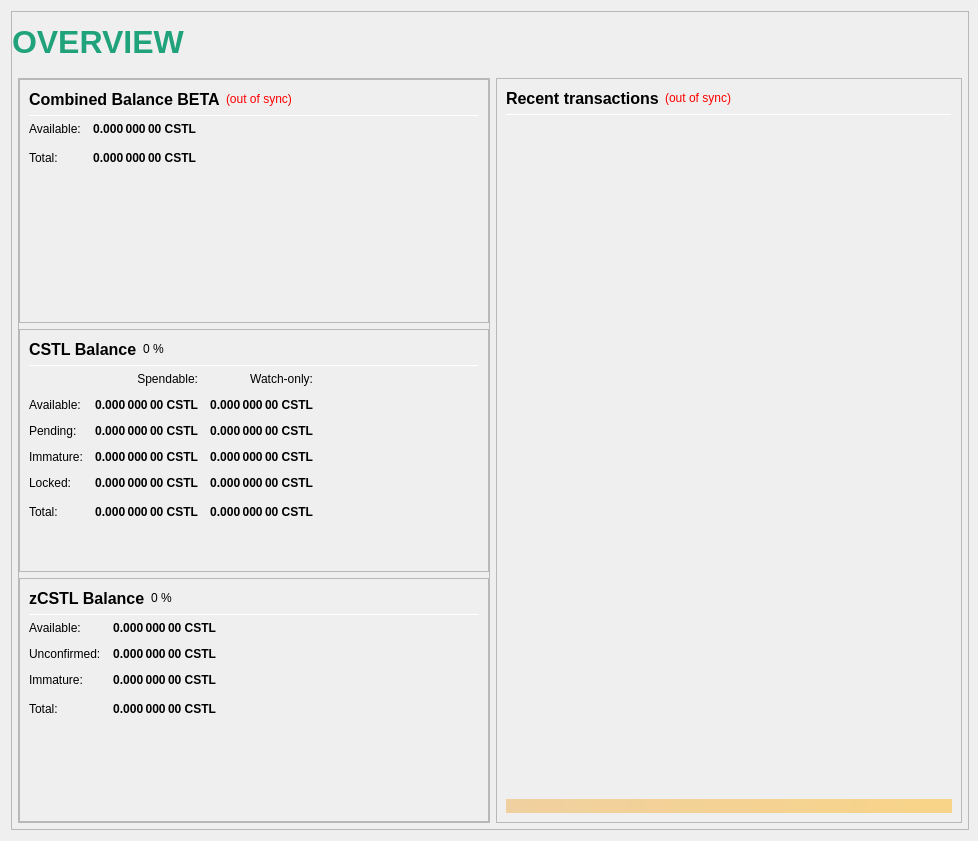
The window that src/qt/forms/overviewpage.ui (r0otChiXor/axiom) describes before a commit, drawn with Qt 5.
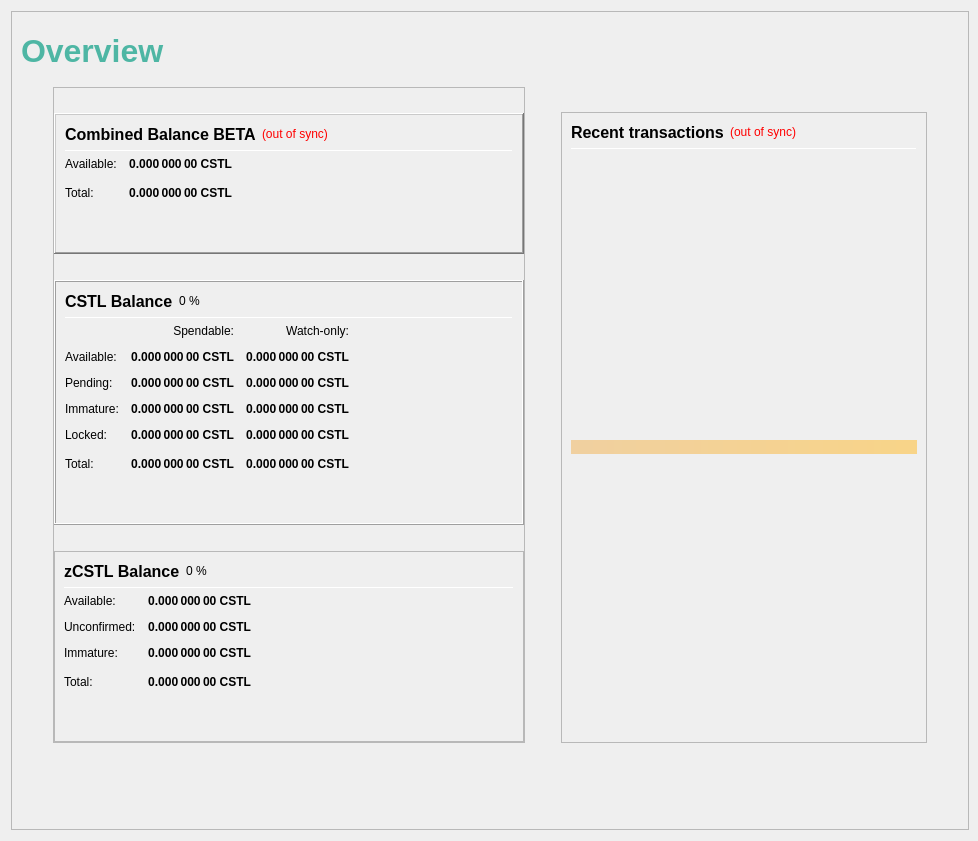
The same window after the commit.

Patch:
```diff
--- a/src/qt/forms/overviewpage.ui
+++ b/src/qt/forms/overviewpage.ui
@@ -43,165 +43,8 @@
      <property name="frameShadow">
       <enum>QFrame::Raised</enum>
      </property>
-     <layout class="QVBoxLayout" name="verticalLayout_3" stretch="1">
-      <property name="leftMargin">
-       <number>0</number>
-      </property>
-      <property name="topMargin">
-       <number>0</number>
-      </property>
-      <property name="rightMargin">
-       <number>0</number>
-      </property>
-      <property name="bottomMargin">
-       <number>6</number>
-      </property>
-      <item>
-       <layout class="QVBoxLayout" name="verticalLayout_Master" stretch="0,1">
-        <property name="leftMargin">
-         <number>0</number>
-        </property>
-        <property name="topMargin">
-         <number>0</number>
-        </property>
-        <property name="rightMargin">
-         <number>0</number>
-        </property>
-        <property name="bottomMargin">
-         <number>0</number>
-        </property>
-        <item>
-         <widget class="QFrame" name="frame_Header">
-          <layout class="QVBoxLayout" name="verticalLayout_Header" stretch="0">
-           <property name="leftMargin">
-            <number>0</number>
-           </property>
-           <property name="topMargin">
-            <number>0</number>
-           </property>
-           <property name="rightMargin">
-            <number>0</number>
-           </property>
-           <property name="bottomMargin">
-            <number>0</number>
-           </property>
-           <item>
-            <layout class="QHBoxLayout" name="horizontalLayout_Header" stretch="1,0,1">
-             <property name="spacing">
-              <number>6</number>
-             </property>
-             <item>
-              <widget class="QLabel" name="labelOverviewHeaderLeft">
-               <property name="minimumSize">
-                <size>
-                 <width>464</width>
-                 <height>60</height>
-                </size>
-               </property>
-               <property name="maximumSize">
-                <size>
-                 <width>16777215</width>
-                 <height>60</height>
-                </size>
-               </property>
-               <property name="palette">
-                <palette>
-                 <active>
-                  <colorrole role="WindowText">
-                   <brush brushstyle="SolidPattern">
-                    <color alpha="255">
-                     <red>32</red>
-                     <green>162</green>
-                     <blue>123</blue>
-                    </color>
-                   </brush>
-                  </colorrole>
-                 </active>
-                 <inactive>
-                  <colorrole role="WindowText">
-                   <brush brushstyle="SolidPattern">
-                    <color alpha="255">
-                     <red>32</red>
-                     <green>162</green>
-                     <blue>123</blue>
-                    </color>
-                   </brush>
-                  </colorrole>
-                 </inactive>
-                 <disabled>
-                  <colorrole role="WindowText">
-                   <brush brushstyle="SolidPattern">
-                    <color alpha="255">
-                     <red>190</red>
-                     <green>190</green>
-                     <blue>190</blue>
-                    </color>
-                   </brush>
-                  </colorrole>
-                 </disabled>
-                </palette>
-               </property>
-               <property name="font">
-                <font>
-                 <pointsize>24</pointsize>
-                 <weight>75</weight>
-                 <bold>true</bold>
-                </font>
-               </property>
-               <property name="text">
-                <string>OVERVIEW</string>
-               </property>
-               <property name="alignment">
-                <set>Qt::AlignLeading|Qt::AlignLeft|Qt::AlignVCenter</set>
-               </property>
-              </widget>
-             </item>
-             <item>
-              <spacer name="horizontalSpacer_Header">
-               <property name="orientation">
-                <enum>Qt::Horizontal</enum>
-               </property>
-               <property name="sizeHint" stdset="0">
-                <size>
-                 <width>40</width>
-                 <height>20</height>
-                </size>
-               </property>
-              </spacer>
-             </item>
-             <item>
-              <widget class="QLabel" name="labelOverviewHeaderRight">
-               <property name="minimumSize">
-                <size>
-                 <width>464</width>
-                 <height>60</height>
-                </size>
-               </property>
-               <property name="maximumSize">
-                <size>
-                 <width>16777215</width>
-                 <height>60</height>
-                </size>
-               </property>
-               <property name="font">
-                <font>
-                 <pointsize>14</pointsize>
-                </font>
-               </property>
-               <property name="text">
-                <string/>
-               </property>
-               <property name="alignment">
-                <set>Qt::AlignRight|Qt::AlignTrailing|Qt::AlignVCenter</set>
-               </property>
-              </widget>
-             </item>
-            </layout>
-           </item>
-          </layout>
-         </widget>
-        </item>
-        <item>
+     <layout class="QGridLayout" name="gridLayout_2">
+      <item row="1" column="1" rowspan="3">
          <widget class="QFrame" name="frame_Content">
           <layout class="QVBoxLayout" name="verticalLayout_Content">
            <property name="leftMargin">
@@ -217,12 +60,9 @@
             <number>0</number>
            </property>
            <item>
-            <layout class="QHBoxLayout" name="horizontalLayout_Content" stretch="1,1">
-             <property name="spacing">
-              <number>6</number>
-             </property>
-             <item>
-              <layout class="QVBoxLayout" name="verticalLayout_left" stretch="1">
+          <layout class="QGridLayout" name="gridLayout_4">
+           <item row="0" column="0">
+            <layout class="QVBoxLayout" name="verticalLayout_left" stretch="0">
                <item>
                 <widget class="QFrame" name="frameObfuscation">
                  <property name="minimumSize">
@@ -237,7 +77,7 @@
                  <property name="frameShadow">
                   <enum>QFrame::Raised</enum>
                  </property>
-                 <layout class="QVBoxLayout" name="verticalLayout" stretch="0,0,0">
+               <layout class="QVBoxLayout" name="verticalLayout" stretch="0,0,0,0,0,0">
                   <property name="leftMargin">
                    <number>0</number>
                   </property>
@@ -250,6 +90,22 @@
                   <property name="bottomMargin">
                    <number>0</number>
                   </property>
+                <item>
+                 <spacer name="verticalSpacer_6">
+                  <property name="orientation">
+                   <enum>Qt::Vertical</enum>
+                  </property>
+                  <property name="sizeType">
+                   <enum>QSizePolicy::Fixed</enum>
+                  </property>
+                  <property name="sizeHint" stdset="0">
+                   <size>
+                    <width>20</width>
+                    <height>25</height>
+                   </size>
+                  </property>
+                 </spacer>
+                </item>
                   <item>
                    <widget class="QFrame" name="frame_CombinedBalances">
                     <property name="minimumSize">
@@ -258,8 +114,14 @@
                       <height>0</height>
                      </size>
                     </property>
+                  <property name="maximumSize">
+                   <size>
+                    <width>16777215</width>
+                    <height>16777215</height>
+                   </size>
+                  </property>
                     <property name="frameShape">
-                     <enum>QFrame::StyledPanel</enum>
+                   <enum>QFrame::WinPanel</enum>
                     </property>
                     <property name="frameShadow">
                      <enum>QFrame::Raised</enum>
@@ -443,10 +305,26 @@
                     </layout>
                    </widget>
                   </item>
+                <item>
+                 <spacer name="verticalSpacer_5">
+                  <property name="orientation">
+                   <enum>Qt::Vertical</enum>
+                  </property>
+                  <property name="sizeType">
+                   <enum>QSizePolicy::Fixed</enum>
+                  </property>
+                  <property name="sizeHint" stdset="0">
+                   <size>
+                    <width>20</width>
+                    <height>20</height>
+                   </size>
+                  </property>
+                 </spacer>
+                </item>
                   <item>
                    <widget class="QFrame" name="frame_Balances">
                     <property name="frameShape">
-                     <enum>QFrame::StyledPanel</enum>
+                   <enum>QFrame::Box</enum>
                     </property>
                     <property name="frameShadow">
                      <enum>QFrame::Raised</enum>
@@ -862,6 +740,22 @@
                     </layout>
                    </widget>
                   </item>
+                <item>
+                 <spacer name="verticalSpacer">
+                  <property name="orientation">
+                   <enum>Qt::Vertical</enum>
+                  </property>
+                  <property name="sizeType">
+                   <enum>QSizePolicy::Fixed</enum>
+                  </property>
+                  <property name="sizeHint" stdset="0">
+                   <size>
+                    <width>25</width>
+                    <height>20</height>
+                   </size>
+                  </property>
+                 </spacer>
+                </item>
                   <item>
                    <widget class="QFrame" name="frame_ZerocoinBalances">
                     <property name="frameShape">
@@ -870,6 +764,12 @@
                     <property name="frameShadow">
                      <enum>QFrame::Raised</enum>
                     </property>
+                  <property name="lineWidth">
+                   <number>6</number>
+                  </property>
+                  <property name="midLineWidth">
+                   <number>5</number>
+                  </property>
                     <layout class="QVBoxLayout" name="verticalLayout_7">
                      <item>
                       <layout class="QHBoxLayout" name="horizontalLayout_8" stretch="0,0,0">
@@ -1103,8 +1003,40 @@
                </item>
               </layout>
              </item>
+           <item row="0" column="1">
+            <spacer name="horizontalSpacer_5">
+             <property name="orientation">
+              <enum>Qt::Horizontal</enum>
+             </property>
+             <property name="sizeType">
+              <enum>QSizePolicy::Fixed</enum>
+             </property>
+             <property name="sizeHint" stdset="0">
+              <size>
+               <width>30</width>
+               <height>20</height>
+              </size>
+             </property>
+            </spacer>
+           </item>
+           <item row="0" column="2">
+            <layout class="QVBoxLayout" name="verticalLayout_right" stretch="0,1">
              <item>
-              <layout class="QVBoxLayout" name="verticalLayout_right" stretch="1">
+              <spacer name="verticalSpacer_7">
+               <property name="orientation">
+                <enum>Qt::Vertical</enum>
+               </property>
+               <property name="sizeType">
+                <enum>QSizePolicy::Fixed</enum>
+               </property>
+               <property name="sizeHint" stdset="0">
+                <size>
+                 <width>20</width>
+                 <height>25</height>
+                </size>
+               </property>
+              </spacer>
+             </item>
                <item>
                 <widget class="QFrame" name="frame_RecentTransactions">
                  <property name="minimumSize">
@@ -1113,6 +1045,12 @@
                    <height>0</height>
                   </size>
                  </property>
+               <property name="maximumSize">
+                <size>
+                 <width>16777215</width>
+                 <height>16777215</height>
+                </size>
+               </property>
                  <property name="frameShape">
                   <enum>QFrame::StyledPanel</enum>
                  </property>
@@ -1220,22 +1158,6 @@
                     </property>
                    </widget>
                   </item>
-                  <item>
-                   <spacer name="verticalSpacer_2">
-                    <property name="orientation">
-                     <enum>Qt::Vertical</enum>
-                    </property>
-                    <property name="sizeType">
-                     <enum>QSizePolicy::Expanding</enum>
-                    </property>
-                    <property name="sizeHint" stdset="0">
-                     <size>
-                      <width>20</width>
-                      <height>40</height>
-                     </size>
-                    </property>
-                   </spacer>
-                  </item>
                   <item>
                    <widget class="QLabel" name="labelAlerts">
                     <property name="maximumSize">
@@ -1258,6 +1180,22 @@
                     </property>
                    </widget>
                   </item>
+                <item>
+                 <spacer name="verticalSpacer_2">
+                  <property name="orientation">
+                   <enum>Qt::Vertical</enum>
+                  </property>
+                  <property name="sizeType">
+                   <enum>QSizePolicy::Expanding</enum>
+                  </property>
+                  <property name="sizeHint" stdset="0">
+                   <size>
+                    <width>20</width>
+                    <height>40</height>
+                   </size>
+                  </property>
+                 </spacer>
+                </item>
                  </layout>
                 </widget>
                </item>
@@ -1268,7 +1206,260 @@
           </layout>
          </widget>
         </item>
-       </layout>
+      <item row="0" column="0" colspan="3">
+       <widget class="QFrame" name="frame_Header">
+        <layout class="QVBoxLayout" name="verticalLayout_Header" stretch="0">
+         <property name="leftMargin">
+          <number>0</number>
+         </property>
+         <property name="topMargin">
+          <number>0</number>
+         </property>
+         <property name="rightMargin">
+          <number>0</number>
+         </property>
+         <property name="bottomMargin">
+          <number>0</number>
+         </property>
+         <item>
+          <layout class="QHBoxLayout" name="horizontalLayout_Header" stretch="1,0,1">
+           <property name="spacing">
+            <number>6</number>
+           </property>
+           <item>
+            <widget class="QLabel" name="labelOverviewHeaderLeft">
+             <property name="minimumSize">
+              <size>
+               <width>464</width>
+               <height>60</height>
+              </size>
+             </property>
+             <property name="maximumSize">
+              <size>
+               <width>16777215</width>
+               <height>60</height>
+              </size>
+             </property>
+             <property name="palette">
+              <palette>
+               <active>
+                <colorrole role="WindowText">
+                 <brush brushstyle="SolidPattern">
+                  <color alpha="255">
+                   <red>78</red>
+                   <green>182</green>
+                   <blue>164</blue>
+                  </color>
+                 </brush>
+                </colorrole>
+                <colorrole role="Text">
+                 <brush brushstyle="SolidPattern">
+                  <color alpha="255">
+                   <red>78</red>
+                   <green>182</green>
+                   <blue>164</blue>
+                  </color>
+                 </brush>
+                </colorrole>
+                <colorrole role="ToolTipText">
+                 <brush brushstyle="SolidPattern">
+                  <color alpha="255">
+                   <red>78</red>
+                   <green>182</green>
+                   <blue>164</blue>
+                  </color>
+                 </brush>
+                </colorrole>
+               </active>
+               <inactive>
+                <colorrole role="WindowText">
+                 <brush brushstyle="SolidPattern">
+                  <color alpha="255">
+                   <red>78</red>
+                   <green>182</green>
+                   <blue>164</blue>
+                  </color>
+                 </brush>
+                </colorrole>
+                <colorrole role="Text">
+                 <brush brushstyle="SolidPattern">
+                  <color alpha="255">
+                   <red>78</red>
+                   <green>182</green>
+                   <blue>164</blue>
+                  </color>
+                 </brush>
+                </colorrole>
+                <colorrole role="ToolTipText">
+                 <brush brushstyle="SolidPattern">
+                  <color alpha="255">
+                   <red>78</red>
+                   <green>182</green>
+                   <blue>164</blue>
+                  </color>
+                 </brush>
+                </colorrole>
+               </inactive>
+               <disabled>
+                <colorrole role="WindowText">
+                 <brush brushstyle="SolidPattern">
+                  <color alpha="255">
+                   <red>190</red>
+                   <green>190</green>
+                   <blue>190</blue>
+                  </color>
+                 </brush>
+                </colorrole>
+                <colorrole role="Text">
+                 <brush brushstyle="SolidPattern">
+                  <color alpha="255">
+                   <red>190</red>
+                   <green>190</green>
+                   <blue>190</blue>
+                  </color>
+                 </brush>
+                </colorrole>
+                <colorrole role="ToolTipText">
+                 <brush brushstyle="SolidPattern">
+                  <color alpha="255">
+                   <red>78</red>
+                   <green>182</green>
+                   <blue>164</blue>
+                  </color>
+                 </brush>
+                </colorrole>
+               </disabled>
+              </palette>
+             </property>
+             <property name="font">
+              <font>
+               <pointsize>24</pointsize>
+               <weight>75</weight>
+               <bold>true</bold>
+              </font>
+             </property>
+             <property name="styleSheet">
+              <string notr="true">QLable { background: transparent; }</string>
+             </property>
+             <property name="text">
+              <string>Overview</string>
+             </property>
+             <property name="textFormat">
+              <enum>Qt::PlainText</enum>
+             </property>
+             <property name="alignment">
+              <set>Qt::AlignLeading|Qt::AlignLeft|Qt::AlignVCenter</set>
+             </property>
+            </widget>
+           </item>
+           <item>
+            <spacer name="horizontalSpacer_Header">
+             <property name="orientation">
+              <enum>Qt::Horizontal</enum>
+             </property>
+             <property name="sizeHint" stdset="0">
+              <size>
+               <width>40</width>
+               <height>20</height>
+              </size>
+             </property>
+            </spacer>
+           </item>
+           <item>
+            <widget class="QLabel" name="labelOverviewHeaderRight">
+             <property name="minimumSize">
+              <size>
+               <width>464</width>
+               <height>60</height>
+              </size>
+             </property>
+             <property name="maximumSize">
+              <size>
+               <width>16777215</width>
+               <height>60</height>
+              </size>
+             </property>
+             <property name="font">
+              <font>
+               <pointsize>14</pointsize>
+              </font>
+             </property>
+             <property name="styleSheet">
+              <string notr="true">QLable { background: transparent; }</string>
+             </property>
+             <property name="text">
+              <string/>
+             </property>
+             <property name="alignment">
+              <set>Qt::AlignRight|Qt::AlignTrailing|Qt::AlignVCenter</set>
+             </property>
+            </widget>
+           </item>
+          </layout>
+         </item>
+        </layout>
+       </widget>
+      </item>
+      <item row="3" column="2">
+       <spacer name="horizontalSpacer_8">
+        <property name="orientation">
+         <enum>Qt::Horizontal</enum>
+        </property>
+        <property name="sizeType">
+         <enum>QSizePolicy::Fixed</enum>
+        </property>
+        <property name="sizeHint" stdset="0">
+         <size>
+          <width>20</width>
+          <height>20</height>
+         </size>
+        </property>
+       </spacer>
+      </item>
+      <item row="1" column="0">
+       <spacer name="horizontalSpacer_6">
+        <property name="orientation">
+         <enum>Qt::Horizontal</enum>
+        </property>
+        <property name="sizeType">
+         <enum>QSizePolicy::Fixed</enum>
+        </property>
+        <property name="sizeHint" stdset="0">
+         <size>
+          <width>20</width>
+          <height>20</height>
+         </size>
+        </property>
+       </spacer>
+      </item>
+      <item row="2" column="0">
+       <spacer name="horizontalSpacer_7">
+        <property name="orientation">
+         <enum>Qt::Horizontal</enum>
+        </property>
+        <property name="sizeType">
+         <enum>QSizePolicy::Fixed</enum>
+        </property>
+        <property name="sizeHint" stdset="0">
+         <size>
+          <width>20</width>
+          <height>20</height>
+         </size>
+        </property>
+       </spacer>
+      </item>
+      <item row="4" column="1">
+       <spacer name="verticalSpacer_8">
+        <property name="orientation">
+         <enum>Qt::Vertical</enum>
+        </property>
+        <property name="sizeHint" stdset="0">
+         <size>
+          <width>20</width>
+          <height>50</height>
+         </size>
+        </property>
+       </spacer>
       </item>
      </layout>
     </widget>
```
Lines whose indentation alone changed are shown as unchanged.
